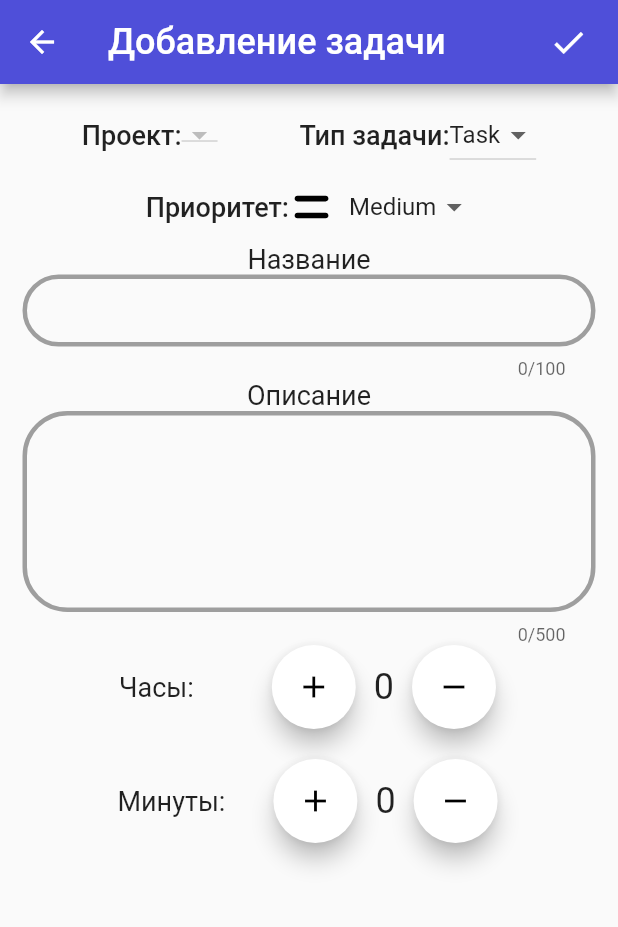
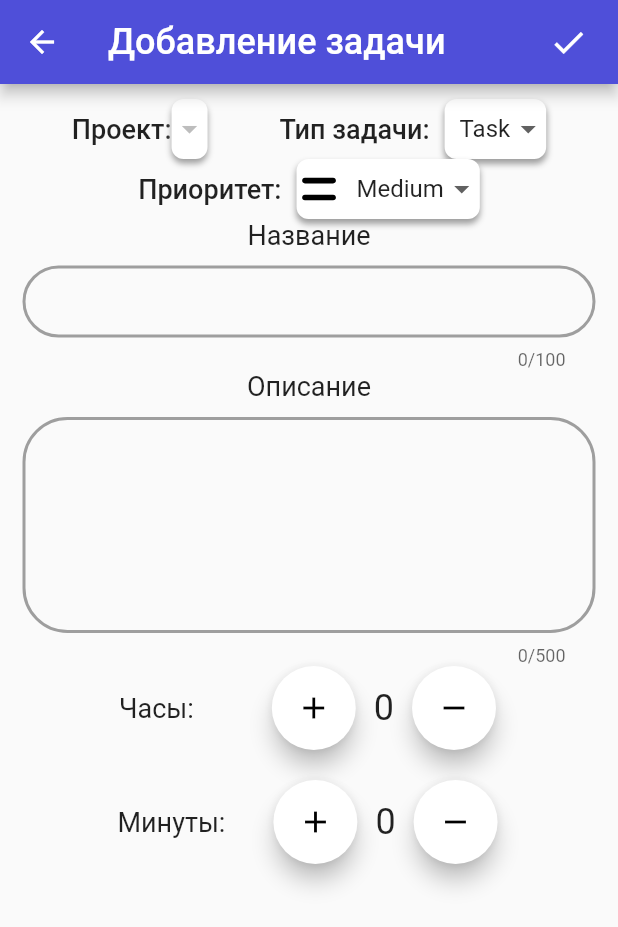
Before and after one commit to 1ldanlik/diplom-flutter-firebase, a Flutter app: the JiraIssuesList screen opened directly, after a tap on the "add" icon, on a phone screen of 412 x 824 dp. Shown: the top 927 px of the screen. Run offline on Flutter 3.47's test engine with Material 2 defaults, Android fonts, the phone set to English and light mode, and no system bars; our stand-ins replace cloud_firestore, drop_shadow_image, firebase_auth, firebase_core, firebase_storage, flutter_datetime_picker and 2 more; missing offline and left inert: teledart; accounts and stored records are empty; network calls fail.

```diff
--- a/lib/pages/add_issue_page.dart
+++ b/lib/pages/add_issue_page.dart
@@ -104,13 +104,32 @@ class _AddIssuePageState extends State<AddIssuePage> {
                   Row(
                     children: [
                       Text('Проект:', style: TextStyle(fontSize: 18, fontWeight: FontWeight.w500),),
-                      DropdownButton(
+                      new DropdownButtonHideUnderline(
+                        child: Container(
+                          height: 40,
+                          decoration: BoxDecoration(
+                            color: CustomColors.customWhite,
+                            borderRadius: BorderRadius.circular(8),
+                            boxShadow: [
+                              BoxShadow(
+                                  offset: Offset(0, 3),
+                                  blurRadius: 3,
+                                  color: Colors.grey
+                              ),
+                            ],
+                          ),
+                          child: DropdownButton(
                             value: projectValue,
                               items:
                               strCB.map<DropdownMenuItem<String>>((String value) {
                                 return DropdownMenuItem<String>(
                                   value: value,
-                              child: Text(value),
+                                  child: Row(
+                                    children: [
+                                      SizedBox(width: 10,),
+                                      Text(value),
+                                    ],
+                                  ),
                                 );
                               }).toList(),
                               onChanged: (String? newValue) {
@@ -118,17 +137,38 @@ class _AddIssuePageState extends State<AddIssuePage> {
                                   projectValue = newValue!;
                                 });
                               },),
+                        ),
+                      ),
                     ],
                   ),
                   Row(
                     children: [
                       Text('Тип задачи:', style: TextStyle(fontSize: 18, fontWeight: FontWeight.w500),),
-                      DropdownButton<String>(
+                      SizedBox(width: 10,),
+                      Container(
+                        height: 40,
+                        decoration: BoxDecoration(
+                          color: CustomColors.customWhite,
+                          borderRadius: BorderRadius.circular(8),
+                          boxShadow: [
+                            BoxShadow(
+                                offset: Offset(0, 3),
+                                blurRadius: 3,
+                                color: Colors.grey
+                            ),
+                          ],
+                        ),
+                        child: ButtonTheme(
+                          child: new DropdownButtonHideUnderline(
+                            child: DropdownButton<String>(
                               value: typeIssueValue,
                               items: <String>['Task', 'Epic'].map<DropdownMenuItem<String>>((String value) {
                                 return DropdownMenuItem<String>(
                                   value: value,
-                            child: Text(value),
+                                  child:
+                                  Container(
+                                      margin: EdgeInsets.only(left: 10),
+                                      child: Text(value)),
                                 );
                               }).toList(),
                               onChanged: (String? newValue) {
@@ -136,6 +176,9 @@ class _AddIssuePageState extends State<AddIssuePage> {
                                   typeIssueValue = newValue!;
                                 });
                               },),
+                          ),
+                        ),
+                      ),
                     ],
                   ),
                 ],
@@ -144,9 +187,21 @@ class _AddIssuePageState extends State<AddIssuePage> {
                 mainAxisAlignment: MainAxisAlignment.center,
                 children: [
                   Text('Приоритет:', style: TextStyle(fontSize: 18, fontWeight: FontWeight.w500),),
-                  // Expanded(
-                  // child:
+                  SizedBox(width: 10,),
                   DropdownButtonHideUnderline(
+                    child: Container(
+                      height: 40,
+                      decoration: BoxDecoration(
+                        color: CustomColors.customWhite,
+                        borderRadius: BorderRadius.circular(8),
+                        boxShadow: [
+                          BoxShadow(
+                              offset: Offset(0, 3),
+                              blurRadius: 3,
+                              color: Colors.grey
+                          ),
+                        ],
+                      ),
                       child: ButtonTheme(
                         child: DropdownButton<String>(
                           value: priorityValue,
@@ -174,6 +229,7 @@ class _AddIssuePageState extends State<AddIssuePage> {
                         ),
                       ),
                     ),
+                  ),
                   // ),
                 ]
               ),
@@ -182,24 +238,26 @@ class _AddIssuePageState extends State<AddIssuePage> {
                 child: Column(
                   children: [
                     Text('Название', style: TextStyle(fontSize: 18),),
+                    SizedBox(height: 10,),
                     TextFormField(
+                      cursorColor: CustomColors.customBlack,
                       maxLength: 100,
                       decoration: const InputDecoration(
                           contentPadding: EdgeInsets.only(left: 20, right: 20),
                           enabledBorder: const OutlineInputBorder(
+                              borderSide: BorderSide(color: Colors.grey, width: 2.0),
+                              borderRadius: const BorderRadius.all(
+                                const Radius.circular(30.0),
+                              )
+                          ),
+                          border: const OutlineInputBorder(
                               borderSide: BorderSide(color: Colors.grey, width: 3.0),
                               borderRadius: const BorderRadius.all(
                                 const Radius.circular(30.0),
                               )
                           ),
-                          border: const OutlineInputBorder(
-                              borderSide: BorderSide(color: Colors.blue, width: 5.0),
-                              borderRadius: const BorderRadius.all(
-                                const Radius.circular(30.0),
-                              )
-                          ),
                           focusedBorder: const OutlineInputBorder(
-                              borderSide: BorderSide(color: Colors.blue, width: 5.0),
+                              borderSide: BorderSide(color: Colors.grey, width: 3.0),
                               borderRadius: const BorderRadius.all(
                                 const Radius.circular(30.0),
                               )
@@ -210,25 +268,27 @@ class _AddIssuePageState extends State<AddIssuePage> {
                       validator: (value) => Validator.validateSummary(summary: value),
                     ),
                     Text('Описание', style: TextStyle(fontSize: 18),),
+                    SizedBox(height: 10,),
                     TextFormField(
+                      cursorColor: CustomColors.customBlack,
                         maxLength: 500,
                         maxLines: 6,
                         decoration: const InputDecoration(
-                            contentPadding: EdgeInsets.only(left: 20, right: 20, top: 20),
+                            contentPadding: EdgeInsets.only(left: 20, right: 20, top: 30),
                             enabledBorder: const OutlineInputBorder(
+                                borderSide: BorderSide(color: Colors.grey, width: 2.0),
+                                borderRadius: const BorderRadius.all(
+                                  const Radius.circular(30.0),
+                                )
+                            ),
+                            border: const OutlineInputBorder(
                                 borderSide: BorderSide(color: Colors.grey, width: 3.0),
                                 borderRadius: const BorderRadius.all(
                                   const Radius.circular(30.0),
                                 )
                             ),
-                            border: const OutlineInputBorder(
-                                borderSide: BorderSide(color: Colors.blue, width: 5.0),
-                                borderRadius: const BorderRadius.all(
-                                  const Radius.circular(30.0),
-                                )
-                            ),
                             focusedBorder: const OutlineInputBorder(
-                                borderSide: BorderSide(color: Colors.blue, width: 5.0),
+                                borderSide: BorderSide(color: Colors.grey, width: 3.0),
                                 borderRadius: const BorderRadius.all(
                                   const Radius.circular(30.0),
                                 )
--- a/lib/pages/jira_issues_list.dart
+++ b/lib/pages/jira_issues_list.dart
@@ -83,8 +83,20 @@ class _JiraIssuesListState extends State<JiraIssuesList> {
               child: Row(
                 children: [
                   Container(
+                    decoration: BoxDecoration(
+                      color: CustomColors.customWhite,
+                      borderRadius: BorderRadius.circular(8),
+                      // border: Border.all(width: 2),
+                      boxShadow: [
+                        BoxShadow(
+                            offset: Offset(0, 3),
+                            blurRadius: 3,
+                            color: Colors.grey
+                        ),
+                      ],
+                    ),
                     height: 30,
-                    color: CustomColors.customWhite,
+                    // color: CustomColors.customWhite,
                     child: DropdownButtonHideUnderline(
                       child: ButtonTheme(
                         child: DropdownButton<String>(
@@ -117,6 +129,7 @@ class _JiraIssuesListState extends State<JiraIssuesList> {
                       ),
                     ),
                   ),
+                  SizedBox(width: 10,),
                   GestureDetector(
                     onTap: () {
                       Navigator.of(context).push(
--- a/lib/res/custom_colors.dart
+++ b/lib/res/custom_colors.dart
@@ -5,5 +5,6 @@ class CustomColors {
   static final Color customPurple = Color(0xFF4F4FD9);
   static final Color customRed = Color(0xFFD33D3D);
   static final Color customGreen = Color(0xFF20B226);
+  static final Color customBlack = Color(0xFF000000);
   static final Color customGrey = Colors.grey;
 }
```
Also changed, not shown: lib/pages/choose_page.dart (+23 -0 lines), lib/pages/login_page.dart (+9 -7 lines), lib/pages/profile_page.dart (+6 -5 lines), lib/pages/jira_login_page.dart (added). Lines whose indentation alone changed are shown as unchanged.
